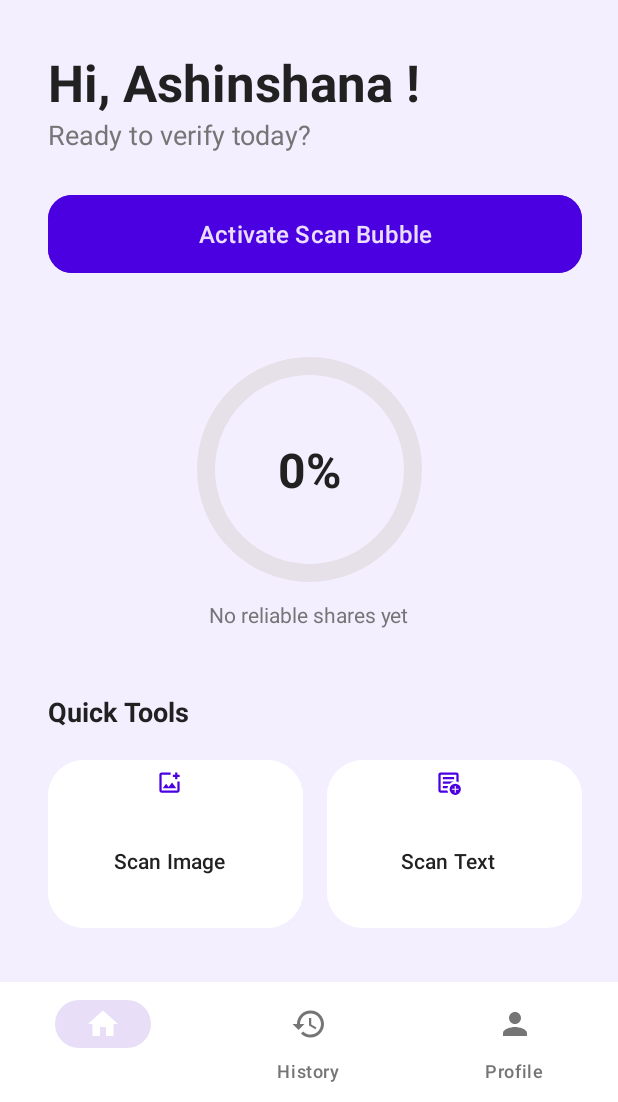
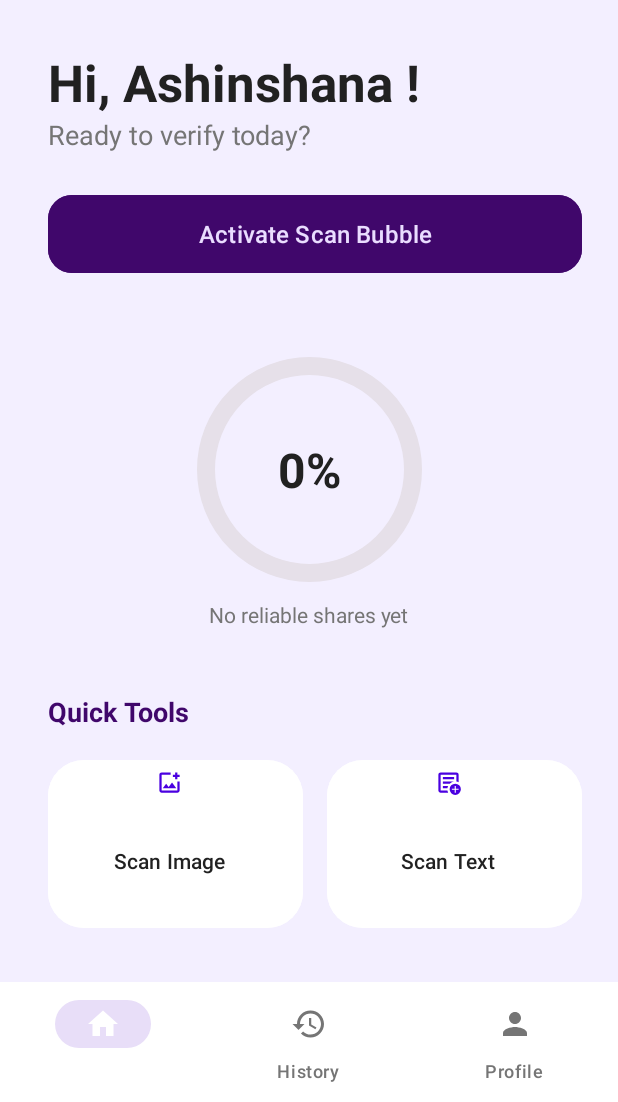
Before and after one commit to Ashiy-Ishan/Trust_bubble_fronted, an Android app: the screen it shows after launch (MainActivity), on a phone screen of 412 x 824 dp, the part 134-1236 px from its top. Run offline under Robolectric (Android 15) with nearby library versions, the phone set to English and light mode, and no system bars; our stand-ins replace navigation-ui.

Commit message:
home page updated

```diff
--- a/app/src/main/res/layout/fragment_home.xml
+++ b/app/src/main/res/layout/fragment_home.xml
@@ -87,7 +87,7 @@
         android:textColor="@color/icon_background"
         android:textSize="16sp"
         app:cornerRadius="16dp"
-        android:backgroundTint="@color/brand_purple"
+        android:backgroundTint="#40076B"
         app:layout_constraintEnd_toEndOf="@id/card_profile"
         app:layout_constraintStart_toStartOf="@+id/ivLogo"
         app:layout_constraintTop_toBottomOf="@id/tv_greeting_subtitle" />
@@ -99,7 +99,7 @@
         android:layout_height="150dp"
         android:layout_marginTop="48dp"
         android:progress="0"
-        app:indicatorColor="@color/brand_purple"
+        app:indicatorColor="#40076B"
         app:indicatorSize="150dp"
         app:layout_constraintEnd_toEndOf="parent"
         app:layout_constraintStart_toStartOf="parent"
@@ -139,7 +139,7 @@
         android:layout_height="wrap_content"
         android:layout_marginBottom="16dp"
         android:text="Quick Tools"
-        android:textColor="@color/text_color_primary"
+        android:textColor="#40076B"
         android:textSize="18sp"
         android:textStyle="bold"
         app:layout_constraintBottom_toTopOf="@id/ll_quick_tools"
```
